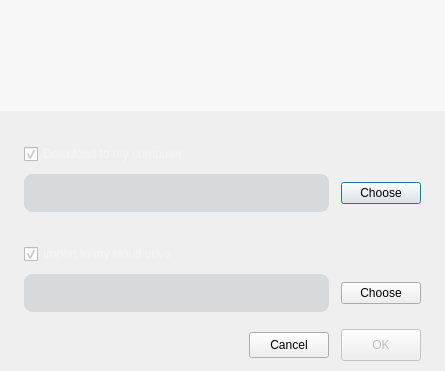
meganz/MEGAsync, file src/MEGASync/gui/ui/ImportMegaLinksDialog.ui: the form before one commit.
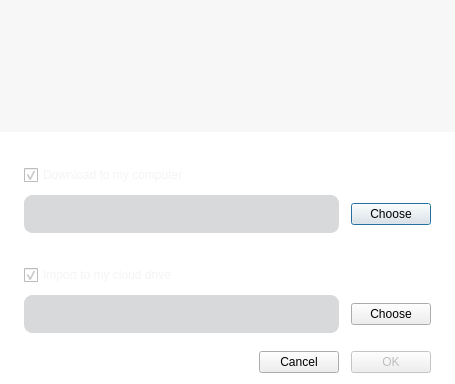
The form after the commit.

```diff
--- a/src/MEGASync/gui/ui/ImportMegaLinksDialog.ui
+++ b/src/MEGASync/gui/ui/ImportMegaLinksDialog.ui
@@ -6,19 +6,19 @@
    <rect>
     <x>0</x>
     <y>0</y>
-    <width>445</width>
-    <height>371</height>
+    <width>455</width>
+    <height>384</height>
    </rect>
   </property>
   <property name="minimumSize">
    <size>
-    <width>445</width>
+    <width>455</width>
     <height>0</height>
    </size>
   </property>
   <property name="maximumSize">
    <size>
-    <width>445</width>
+    <width>455</width>
     <height>16777215</height>
    </size>
   </property>
@@ -26,7 +26,11 @@
    <string>Open links</string>
   </property>
   <property name="styleSheet">
-   <string notr="true">#linkList
+   <string notr="true">#ImportMegaLinksDialog {
+background-color: #FFFFFF; /*colorToken.page-background*/
+}
+
+#linkList
 {
 background-color: #F7F7F7; /*colorToken.surface-1*/
 padding-left: 24px;
@@ -55,7 +59,10 @@
 border-radius: 8px;
 height: 36px;
 font-size: 14px;
-color: #C1C2C4; /*colorToken.text-placeholder*/
+color: #616366; /*colorToken.text-placeholder*/
+padding-right: 10px;
+padding-left: 10px;
+border-style: solid;
 }
 
 #cDownload, #cImport
@@ -387,7 +394,7 @@
       <item>
        <widget class="QPushButton" name="bCancel">
         <property name="sizePolicy">
-         <sizepolicy hsizetype="Minimum" vsizetype="Preferred">
+         <sizepolicy hsizetype="Minimum" vsizetype="Fixed">
           <horstretch>0</horstretch>
           <verstretch>0</verstretch>
          </sizepolicy>
@@ -395,13 +402,13 @@
         <property name="minimumSize">
          <size>
           <width>0</width>
-          <height>26</height>
+          <height>0</height>
          </size>
         </property>
         <property name="maximumSize">
          <size>
           <width>16777215</width>
-          <height>26</height>
+          <height>16777215</height>
          </size>
         </property>
         <property name="text">
@@ -421,7 +428,7 @@
          <bool>false</bool>
         </property>
         <property name="sizePolicy">
-         <sizepolicy hsizetype="Minimum" vsizetype="Preferred">
+         <sizepolicy hsizetype="Minimum" vsizetype="Fixed">
           <horstretch>0</horstretch>
           <verstretch>0</verstretch>
          </sizepolicy>
@@ -429,13 +436,13 @@
         <property name="minimumSize">
          <size>
           <width>0</width>
-          <height>32</height>
+          <height>0</height>
          </size>
         </property>
         <property name="maximumSize">
          <size>
           <width>16777215</width>
-          <height>32</height>
+          <height>16777215</height>
          </size>
         </property>
         <property name="text">
```
Left out of the diff: 27 changed lines with no effect on the pictures.
